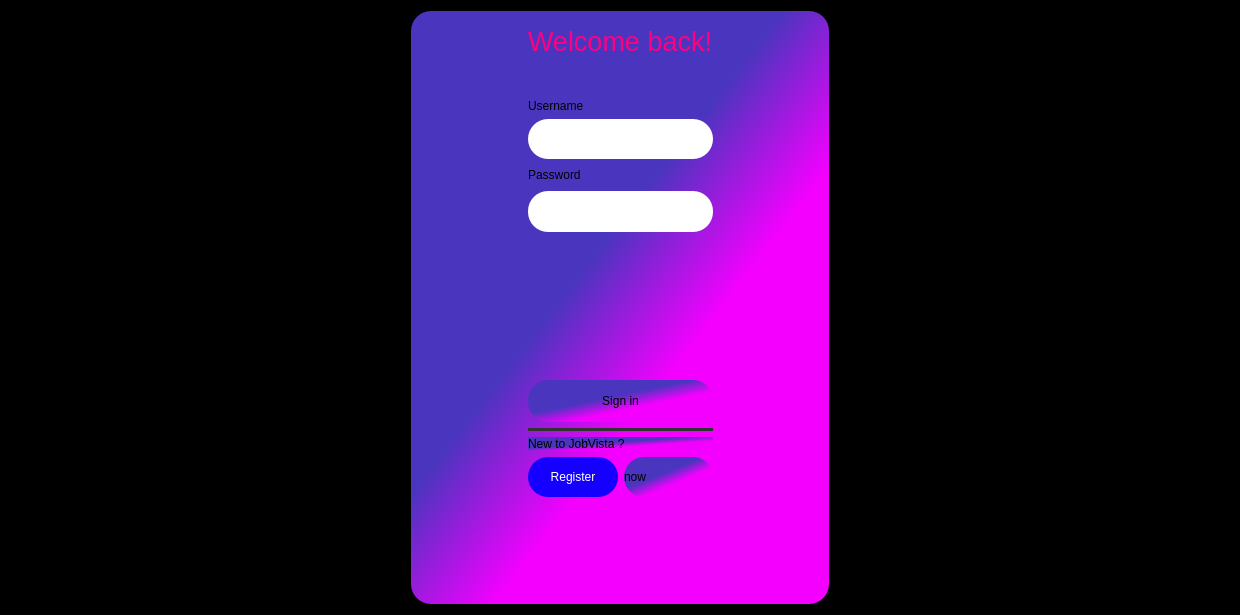
First picture: the form in login.ui, repository Abeh995/JobVista, before the edit.
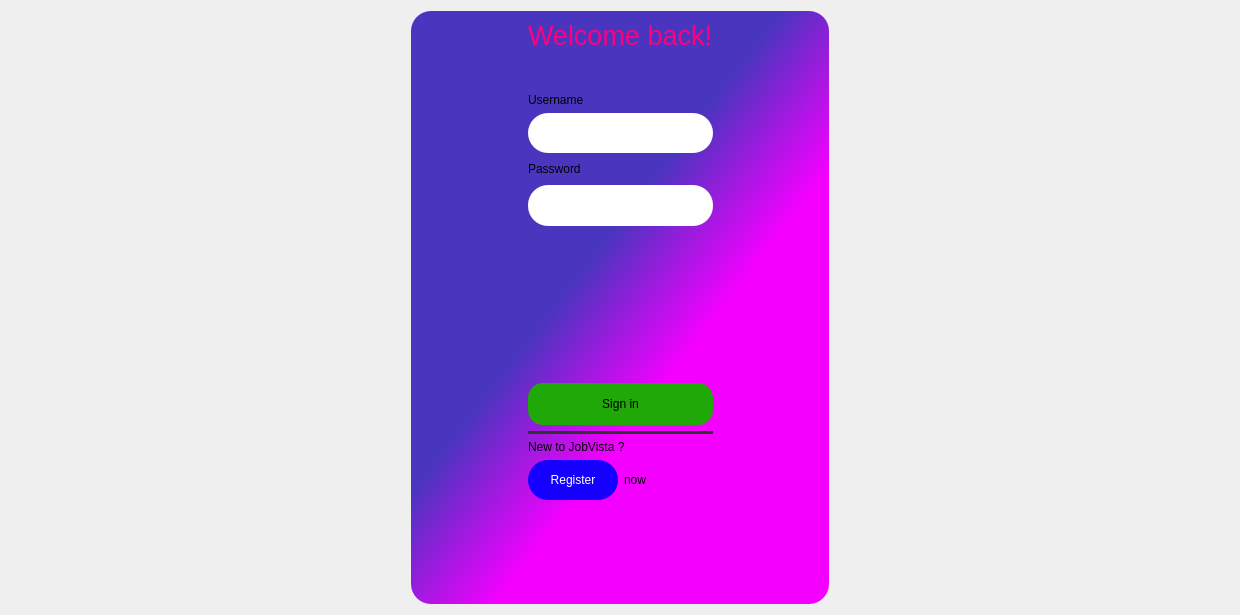
Second picture: the form after the edit.

```diff
--- a/login.ui
+++ b/login.ui
@@ -14,7 +14,7 @@
    <string>Form</string>
   </property>
   <property name="styleSheet">
-   <string notr="true">background-color: rgb(0, 0, 0);</string>
+   <string notr="true">background-color: qconicalgradient(cx:0, cy:0, angle:135, stop:0 rgba(0, 0, 0, 69), stop:0.375 rgba(0, 0, 0, 69), stop:0.412429 rgba(221, 0, 255, 200), stop:0.423533 rgba(0, 0, 0, 145), stop:0.45 rgba(207, 0, 241, 208), stop:0.477581 rgba(0, 0, 0, 130), stop:0.482955 rgba(0, 0, 0, 145), stop:0.502825 rgba(156, 0, 182, 208), stop:0.518717 rgba(0, 0, 0, 130), stop:0.55 rgba(153, 0, 187, 255), stop:0.57754 rgba(0, 0, 0, 130), stop:0.59322 rgba(159, 0, 185, 208), stop:0.625 rgba(0, 0, 0, 69), stop:1 rgba(0, 0, 0, 69));</string>
   </property>
   <layout class="QGridLayout" name="gridLayout">
    <item row="0" column="2">
@@ -108,6 +108,9 @@
           <pointsize>9</pointsize>
          </font>
         </property>
+        <property name="styleSheet">
+         <string notr="true">background-color: qlineargradient(spread:pad, x1:0, y1:0, x2:1, y2:1, stop:0 rgba(0, 0, 0, 0), stop:1 rgba(0, 0, 0, 0));</string>
+        </property>
         <property name="text">
          <string>New to JobVista ?</string>
         </property>
@@ -180,8 +183,14 @@
            </size>
           </property>
           <property name="styleSheet">
-           <string notr="true">background-color: rgb(21, 0, 255);
-color: rgb(255, 255, 255);</string>
+           <string notr="true">QPushButton{
+	background-color: rgb(21, 0, 255);
+color: rgb(255, 255, 255);
+}
+QPushButton:hover{
+	
+	background-color: qradialgradient(spread:reflect, cx:0.5, cy:0.5, radius:0.5, fx:0.5, fy:0.5, stop:0 rgba(0, 0, 0, 56), stop:1 rgba(139, 255, 120, 255));
+}</string>
           </property>
           <property name="text">
            <string>Register</string>
@@ -190,6 +199,9 @@
         </item>
         <item>
          <widget class="QLabel" name="label_5">
+          <property name="styleSheet">
+           <string notr="true">background-color: qlineargradient(spread:pad, x1:0, y1:0, x2:1, y2:1, stop:0 rgba(0, 0, 0, 0), stop:1 rgba(0, 0, 0, 0));</string>
+          </property>
           <property name="text">
            <string>now</string>
           </property>
@@ -273,6 +285,16 @@
           <height>42</height>
          </size>
         </property>
+        <property name="styleSheet">
+         <string notr="true">QPushButton:hover{
+	background-color: qradialgradient(spread:reflect, cx:0.5, cy:0.5, radius:0.5, fx:0.5, fy:0.5, stop:0 rgba(0, 0, 0, 56), stop:1 rgba(120, 255, 244, 255));
+}
+QPushButton{
+	
+	background-color: rgb(31, 168, 7);
+	border-radius: 15px;
+}</string>
+        </property>
         <property name="text">
          <string>Sign in</string>
         </property>
```
